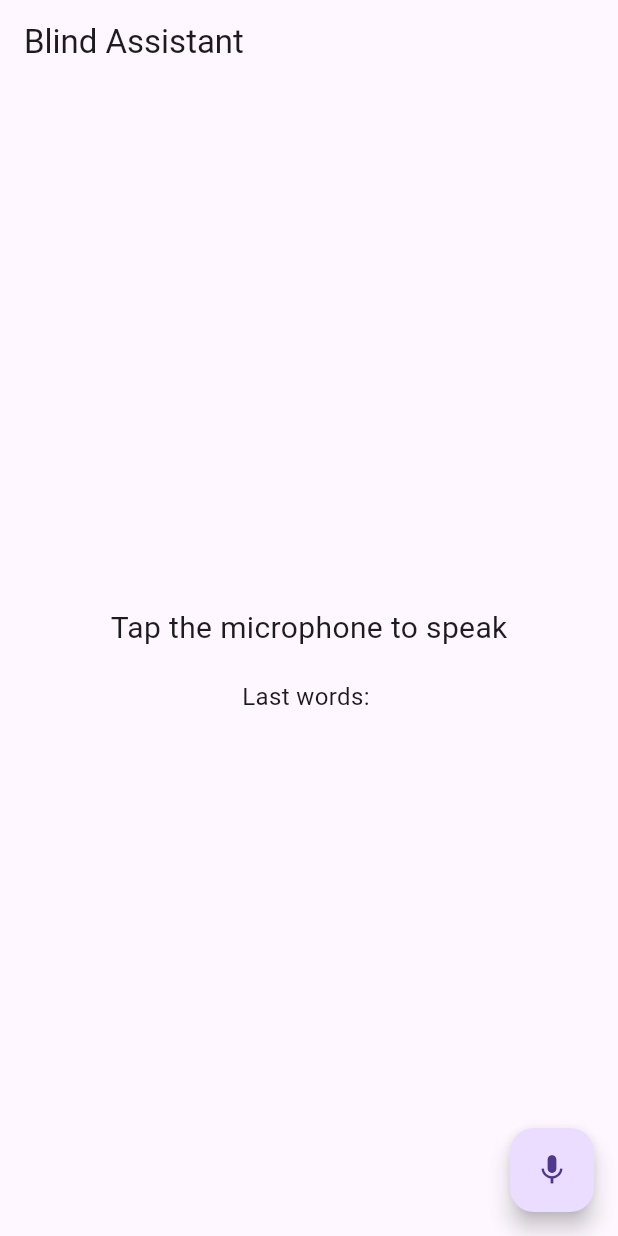
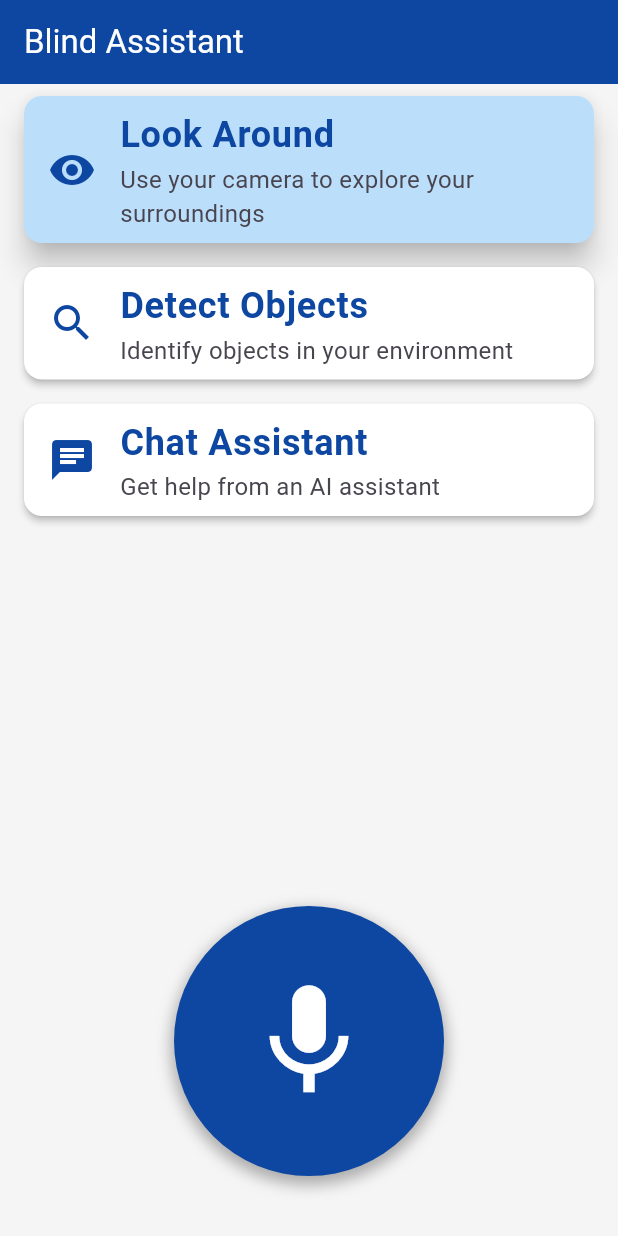
Before and after one commit to Kartik-Ambekar/Blind_Assistance_Frontend, a Flutter app: the screen it shows after launch, on a phone screen of 412 x 824 dp. Run offline on Flutter 3.47's test engine with Material 3 defaults, Android fonts, the phone set to English and light mode, and no system bars; our stand-ins replace camera, flutter_tts, just_audio, permission_handler, speech_to_text.

Commit message:
new upgraded ui

```diff
--- a/lib/screens/home_screen.dart
+++ b/lib/screens/home_screen.dart
@@ -18,6 +18,28 @@ class _HomeScreenState extends State<HomeScreen> {
   bool _isListening = false;
   String _lastWords = '';
   bool _isSpeaking = false;
+  int _selectedIndex = 0;
+
+  final List<Map<String, dynamic>> _options = [
+    {
+      'title': 'Look Around',
+      'description': 'Use your camera to explore your surroundings',
+      'icon': Icons.visibility,
+      'route': LookAroundScreen(),
+    },
+    {
+      'title': 'Detect Objects',
+      'description': 'Identify objects in your environment',
+      'icon': Icons.search,
+      'route': DetectObjectScreen(),
+    },
+    {
+      'title': 'Chat Assistant',
+      'description': 'Get help from an AI assistant',
+      'icon': Icons.chat,
+      'route': ChatScreen(),
+    },
+  ];
 
   @override
   void initState() {
@@ -50,17 +72,18 @@ class _HomeScreenState extends State<HomeScreen> {
 
   Future<void> _speakWelcome() async {
     await _speak(
-      "Welcome! You can choose from three modes: 1. Look Around, 2. Detect Object, 3. Chat.",
+      "Welcome to Blind Assistant! Swipe left or right to navigate between options. Double tap to select. Say 'help' for voice commands.",
     );
   }
 
   Future<void> _announceOptions() async {
     await _speak(
-      "You can choose from three modes: 1. Look Around, 2. Detect Object, 3. Chat.",
+      "You can choose from three modes: 1. Look Around, 2. Detect Object, 3. Chat. Swipe to navigate or use voice commands.",
     );
   }
 
   Future<void> _startListening() async {
+    await _speak("Listening for your command...");
     await _speechToText.listen(
       onResult: _onSpeechResult,
       localeId: 'en_US',
@@ -85,22 +108,26 @@ class _HomeScreenState extends State<HomeScreen> {
   }
 
   void _processCommand(String command) {
-    if (command.contains('look around')) {
+    if (command.contains('help')) {
+      _announceOptions();
+    } else if (command.contains('look around')) {
+      _navigateToScreen(0);
+    } else if (command.contains('detect object')) {
+      _navigateToScreen(1);
+    } else if (command.contains('chat')) {
+      _navigateToScreen(2);
+    }
+  }
+
+  void _navigateToScreen(int index) {
+    setState(() {
+      _selectedIndex = index;
+    });
+    _speak("Navigating to ${_options[index]['title']}");
     Navigator.push(
       context,
-        MaterialPageRoute(builder: (context) => const LookAroundScreen()),
+      MaterialPageRoute(builder: (context) => _options[index]['route']),
     ).then((_) => _announceOptions());
-    } else if (command.contains('detect object')) {
-      Navigator.push(
-        context,
-        MaterialPageRoute(builder: (context) => const DetectObjectScreen()),
-      ).then((_) => _announceOptions());
-    } else if (command.contains('chat')) {
-      Navigator.push(
-        context,
-        MaterialPageRoute(builder: (context) => const ChatScreen()),
-      ).then((_) => _announceOptions());
-    }
   }
 
   @override
@@ -108,26 +135,123 @@ class _HomeScreenState extends State<HomeScreen> {
     return Scaffold(
       appBar: AppBar(
         title: const Text('Blind Assistant'),
+        backgroundColor: Colors.blue[900],
+        foregroundColor: Colors.white,
       ),
-      body: Center(
+      body: Stack(
+        children: [
+          // Main content
+          GestureDetector(
+            onHorizontalDragEnd: (details) {
+              if (details.primaryVelocity! > 0) {
+                // Swipe right
+                setState(() {
+                  _selectedIndex =
+                      (_selectedIndex - 1).clamp(0, _options.length - 1);
+                });
+                _speak(_options[_selectedIndex]['title']);
+              } else if (details.primaryVelocity! < 0) {
+                // Swipe left
+                setState(() {
+                  _selectedIndex =
+                      (_selectedIndex + 1).clamp(0, _options.length - 1);
+                });
+                _speak(_options[_selectedIndex]['title']);
+              }
+            },
+            onTap: () {
+              _navigateToScreen(_selectedIndex);
+            },
+            child: Container(
+              color: Colors.grey[100],
               child: Column(
                 mainAxisAlignment: MainAxisAlignment.center,
                 children: [
-            Text(
-              _isListening ? 'Listening...' : 'Tap the microphone to speak',
-              style: const TextStyle(fontSize: 20),
+                  Expanded(
+                    child: ListView.builder(
+                      itemCount: _options.length,
+                      itemBuilder: (context, index) {
+                        final option = _options[index];
+                        return Semantics(
+                          label: '${option['title']}. ${option['description']}',
+                          button: true,
+                          selected: index == _selectedIndex,
+                          child: Card(
+                            margin: const EdgeInsets.symmetric(
+                              horizontal: 16,
+                              vertical: 8,
                             ),
-            const SizedBox(height: 20),
-            Text(
-              'Last words: $_lastWords',
+                            color: index == _selectedIndex
+                                ? Colors.blue[100]
+                                : Colors.white,
+                            elevation: index == _selectedIndex ? 8 : 2,
+                            child: ListTile(
+                              leading: Icon(
+                                option['icon'],
+                                size: 32,
+                                color: Colors.blue[900],
+                              ),
+                              title: Text(
+                                option['title'],
+                                style: TextStyle(
+                                  fontSize: 24,
+                                  fontWeight: FontWeight.bold,
+                                  color: Colors.blue[900],
+                                ),
+                              ),
+                              subtitle: Text(
+                                option['description'],
                                 style: const TextStyle(fontSize: 16),
+                              ),
+                              onTap: () => _navigateToScreen(index),
+                            ),
+                          ),
+                        );
+                      },
+                    ),
                   ),
                 ],
               ),
             ),
-      floatingActionButton: FloatingActionButton(
-        onPressed: _isListening ? _stopListening : _startListening,
-        child: Icon(_isListening ? Icons.mic_off : Icons.mic),
+          ),
+
+          // Large microphone button
+          Positioned(
+            bottom: 40,
+            left: 0,
+            right: 0,
+            child: Center(
+              child: Semantics(
+                label: _isListening ? 'Stop listening' : 'Start listening',
+                button: true,
+                child: GestureDetector(
+                  onTap: _isListening ? _stopListening : _startListening,
+                  child: Container(
+                    width: 180,
+                    height: 180,
+                    decoration: BoxDecoration(
+                      shape: BoxShape.circle,
+                      color: _isListening ? Colors.red : Colors.blue[900],
+                      boxShadow: [
+                        BoxShadow(
+                          color: Colors.black.withOpacity(0.3),
+                          spreadRadius: 2,
+                          blurRadius: 8,
+                          offset: const Offset(0, 4),
+                        ),
+                      ],
+                    ),
+                    child: Icon(
+                      _isListening ? Icons.mic_off : Icons.mic,
+                      size: 90,
+                      color: Colors.white,
+                    ),
+                  ),
+                ),
+              ),
+            ),
+          ),
+        ],
       ),
     );
   }
```
Also changed, not shown: 6 other files. Lines whose indentation alone changed are shown as unchanged.
